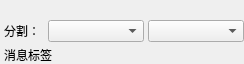
The window that miniSlicer/Slicer/Libs/MRML/Widgets/Resources/UI/qMRMLSegmentSelectorWidget.ui (jiaqiwang969/Slicer) describes before a commit, drawn with Qt 5.
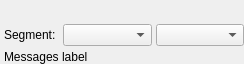
The same window after the commit. Custom widgets are drawn as their Qt base class.

```diff
--- a/miniSlicer/Slicer/Libs/MRML/Widgets/Resources/UI/qMRMLSegmentSelectorWidget.ui
+++ b/miniSlicer/Slicer/Libs/MRML/Widgets/Resources/UI/qMRMLSegmentSelectorWidget.ui
@@ -102,14 +102,14 @@
          <item row="0" column="0">
           <widget class="QLabel" name="label_Segment">
            <property name="text">
-            <string>分割： </string>
+            <string>Segment: </string>
            </property>
           </widget>
          </item>
          <item row="1" column="0" colspan="3">
           <widget class="QLabel" name="label_Message">
            <property name="text">
-            <string notr="true" extracomment="just a placeholder">消息标签</string>
+            <string notr="true" extracomment="just a placeholder">Messages label</string>
            </property>
           </widget>
          </item>
```
Left out of the diff: 7 changed lines with no effect on the pictures.
